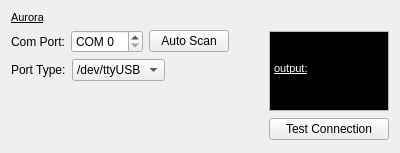
Old version of the form Modules/IGTUI/Qmitk/QmitkNDIAuroraWidget.ui in the repository MITK/MITK.
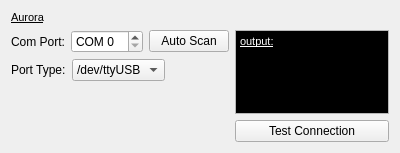
New version of the form.

Commit message: Re-arrange GUI elements

What changed in the file:
```diff
--- a/Modules/IGTUI/Qmitk/QmitkNDIAuroraWidget.ui
+++ b/Modules/IGTUI/Qmitk/QmitkNDIAuroraWidget.ui
@@ -10,8 +10,8 @@
     <height>153</height>
    </rect>
   </property>
-  <layout class="QVBoxLayout" name="verticalLayout_8">
-   <item>
+  <layout class="QGridLayout" name="gridLayout">
+   <item row="0" column="0">
     <widget class="QLabel" name="aurora_label">
      <property name="text">
       <string>&lt;!DOCTYPE HTML PUBLIC &quot;-//W3C//DTD HTML 4.0//EN&quot; &quot;http://www.w3.org/TR/REC-html40/strict.dtd&quot;&gt;
@@ -22,8 +22,8 @@
      </property>
     </widget>
    </item>
-   <item>
-    <layout class="QHBoxLayout" name="horizontalLayout_14">
+   <item row="1" column="0">
+    <layout class="QHBoxLayout" name="horizontalLayout">
      <item>
       <layout class="QVBoxLayout" name="verticalLayout_7">
        <item>
@@ -117,30 +117,29 @@
        </item>
       </layout>
      </item>
+     <item>
+      <spacer name="horizontalSpacer">
+       <property name="orientation">
+        <enum>Qt::Horizontal</enum>
+       </property>
+       <property name="sizeHint" stdset="0">
+        <size>
+         <width>40</width>
+         <height>20</height>
+        </size>
+       </property>
+      </spacer>
+     </item>
      <item>
       <layout class="QVBoxLayout" name="verticalLayout_6">
        <item>
         <widget class="QTextEdit" name="m_outputTextAurora">
-         <property name="minimumSize">
-          <size>
-           <width>120</width>
-           <height>50</height>
-          </size>
-         </property>
-         <property name="maximumSize">
-          <size>
-           <width>120</width>
-           <height>80</height>
-          </size>
-         </property>
          <property name="html">
           <string>&lt;!DOCTYPE HTML PUBLIC &quot;-//W3C//DTD HTML 4.0//EN&quot; &quot;http://www.w3.org/TR/REC-html40/strict.dtd&quot;&gt;
 &lt;html&gt;&lt;head&gt;&lt;meta name=&quot;qrichtext&quot; content=&quot;1&quot; /&gt;&lt;style type=&quot;text/css&quot;&gt;
 p, li { white-space: pre-wrap; }
-&lt;/style&gt;&lt;/head&gt;&lt;body style=&quot; font-family:'MS Shell Dlg 2'; font-size:8.25pt; font-weight:400; font-style:normal;&quot; bgcolor=&quot;#000000&quot;&gt;
-&lt;p style=&quot; margin-top:0px; margin-bottom:0px; margin-left:0px; margin-right:0px; -qt-block-indent:0; text-indent:0px;&quot;&gt;&lt;span style=&quot; font-size:8pt;&quot;&gt;                                          &lt;/span&gt;&lt;/p&gt;
-&lt;p style=&quot; margin-top:0px; margin-bottom:0px; margin-left:0px; margin-right:0px; -qt-block-indent:0; text-indent:0px;&quot;&gt;&lt;span style=&quot; font-size:8pt;&quot;&gt;                                          &lt;/span&gt;&lt;/p&gt;
-&lt;p style=&quot; margin-top:0px; margin-bottom:0px; margin-left:0px; margin-right:0px; -qt-block-indent:0; text-indent:0px;&quot;&gt;&lt;span style=&quot; font-size:8pt; text-decoration: underline; color:#ffffff;&quot;&gt;output:&lt;/span&gt;&lt;span style=&quot; font-size:8pt;&quot;&gt;                                        &lt;/span&gt;&lt;/p&gt;&lt;/body&gt;&lt;/html&gt;</string>
+&lt;/style&gt;&lt;/head&gt;&lt;body style=&quot; font-family:'MS Shell Dlg 2'; font-size:8pt; font-weight:400; font-style:normal;&quot; bgcolor=&quot;#000000&quot;&gt;
+&lt;p style=&quot; margin-top:0px; margin-bottom:0px; margin-left:0px; margin-right:0px; -qt-block-indent:0; text-indent:0px;&quot;&gt;&lt;span style=&quot; text-decoration: underline; color:#ffffff;&quot;&gt;output:&lt;/span&gt;                                        &lt;/p&gt;&lt;/body&gt;&lt;/html&gt;</string>
          </property>
          <property name="textInteractionFlags">
           <set>Qt::NoTextInteraction</set>
@@ -149,23 +148,24 @@
        </item>
        <item>
         <widget class="QPushButton" name="m_testConnectionAurora">
-         <property name="minimumSize">
-          <size>
-           <width>120</width>
-           <height>0</height>
-          </size>
-         </property>
-         <property name="maximumSize">
-          <size>
-           <width>120</width>
-           <height>16777215</height>
-          </size>
-         </property>
          <property name="text">
           <string>Test Connection</string>
          </property>
         </widget>
        </item>
+       <item>
+        <spacer name="verticalSpacer">
+         <property name="orientation">
+          <enum>Qt::Vertical</enum>
+         </property>
+         <property name="sizeHint" stdset="0">
+          <size>
+           <width>20</width>
+           <height>40</height>
+          </size>
+         </property>
+        </spacer>
+       </item>
       </layout>
      </item>
     </layout>
```
Left out of the diff: 20 changed lines with no effect on the pictures.
